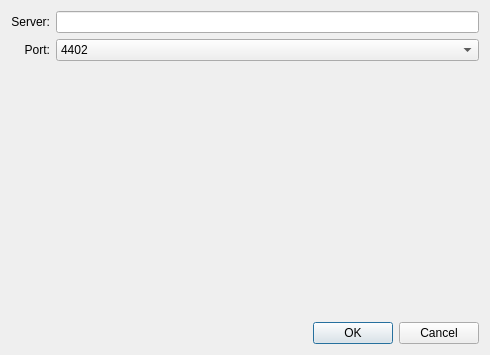
Old version of the form settingsdialog.ui in the repository SStalker/LagunaChat-Client.
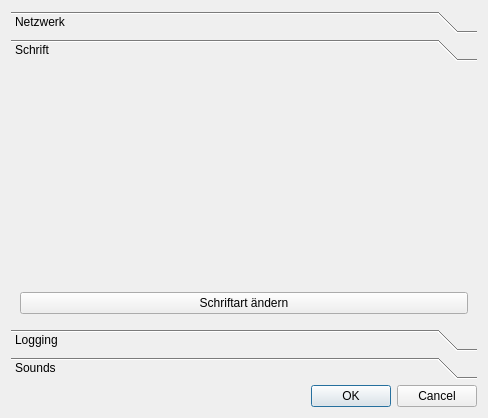
New version of the form. The open tabs and pages were chosen to show the change. Icons and pictures are not drawn.

The edit to the form file:
```diff
--- a/settingsdialog.ui
+++ b/settingsdialog.ui
@@ -9,8 +9,8 @@
    <rect>
     <x>0</x>
     <y>0</y>
-    <width>490</width>
-    <height>355</height>
+    <width>488</width>
+    <height>418</height>
    </rect>
   </property>
   <property name="windowTitle">
@@ -24,7 +24,33 @@
    <bool>true</bool>
   </property>
   <layout class="QGridLayout" name="gridLayout_2">
+   <item row="1" column="0">
+    <widget class="QDialogButtonBox" name="buttonBox">
+     <property name="orientation">
+      <enum>Qt::Horizontal</enum>
+     </property>
+     <property name="standardButtons">
+      <set>QDialogButtonBox::Cancel|QDialogButtonBox::Ok</set>
+     </property>
+    </widget>
+   </item>
    <item row="0" column="0">
+    <widget class="QToolBox" name="toolBox">
+     <property name="currentIndex">
+      <number>3</number>
+     </property>
+     <widget class="QWidget" name="page">
+      <property name="geometry">
+       <rect>
+        <x>0</x>
+        <y>0</y>
+        <width>470</width>
+        <height>260</height>
+       </rect>
+      </property>
+      <attribute name="label">
+       <string>Netzwerk</string>
+      </attribute>
     <layout class="QGridLayout" name="gridLayout">
      <item row="0" column="0">
       <widget class="QLabel" name="labelServerAddress">
@@ -81,17 +107,70 @@
        </property>
       </spacer>
      </item>
-     <item row="3" column="0" colspan="2">
-      <widget class="QDialogButtonBox" name="buttonBox">
+      </layout>
+     </widget>
+     <widget class="QWidget" name="page_2">
+      <property name="geometry">
+       <rect>
+        <x>0</x>
+        <y>0</y>
+        <width>470</width>
+        <height>260</height>
+       </rect>
+      </property>
+      <attribute name="label">
+       <string>Schrift</string>
+      </attribute>
+      <layout class="QGridLayout" name="gridLayout_3">
+       <item row="0" column="0">
+        <spacer name="verticalSpacer_2">
        <property name="orientation">
-        <enum>Qt::Horizontal</enum>
-       </property>
-       <property name="standardButtons">
-        <set>QDialogButtonBox::Cancel|QDialogButtonBox::Ok</set>
+          <enum>Qt::Vertical</enum>
+         </property>
+         <property name="sizeHint" stdset="0">
+          <size>
+           <width>20</width>
+           <height>211</height>
+          </size>
+         </property>
+        </spacer>
+       </item>
+       <item row="1" column="0">
+        <widget class="QPushButton" name="pushButton">
+         <property name="text">
+          <string>Schriftart ändern</string>
        </property>
       </widget>
      </item>
     </layout>
+     </widget>
+     <widget class="QWidget" name="page_3">
+      <attribute name="label">
+       <string>Logging</string>
+      </attribute>
+      <widget class="QCheckBox" name="checkBox">
+       <property name="geometry">
+        <rect>
+         <x>12</x>
+         <y>12</y>
+         <width>151</width>
+         <height>20</height>
+        </rect>
+       </property>
+       <property name="text">
+        <string>Logging aktivieren?</string>
+       </property>
+      </widget>
+     </widget>
+     <widget class="QWidget" name="page_4">
+      <property name="enabled">
+       <bool>false</bool>
+      </property>
+      <attribute name="label">
+       <string>Sounds</string>
+      </attribute>
+     </widget>
+    </widget>
    </item>
   </layout>
  </widget>
```
Lines whose indentation alone changed are shown as unchanged.
